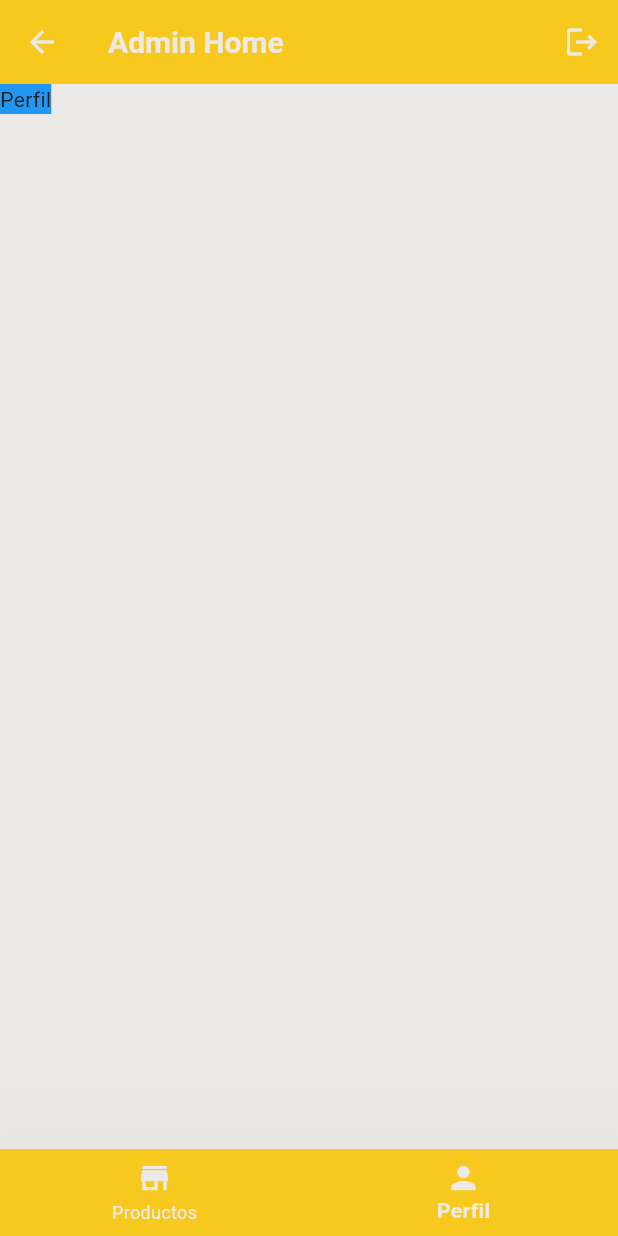
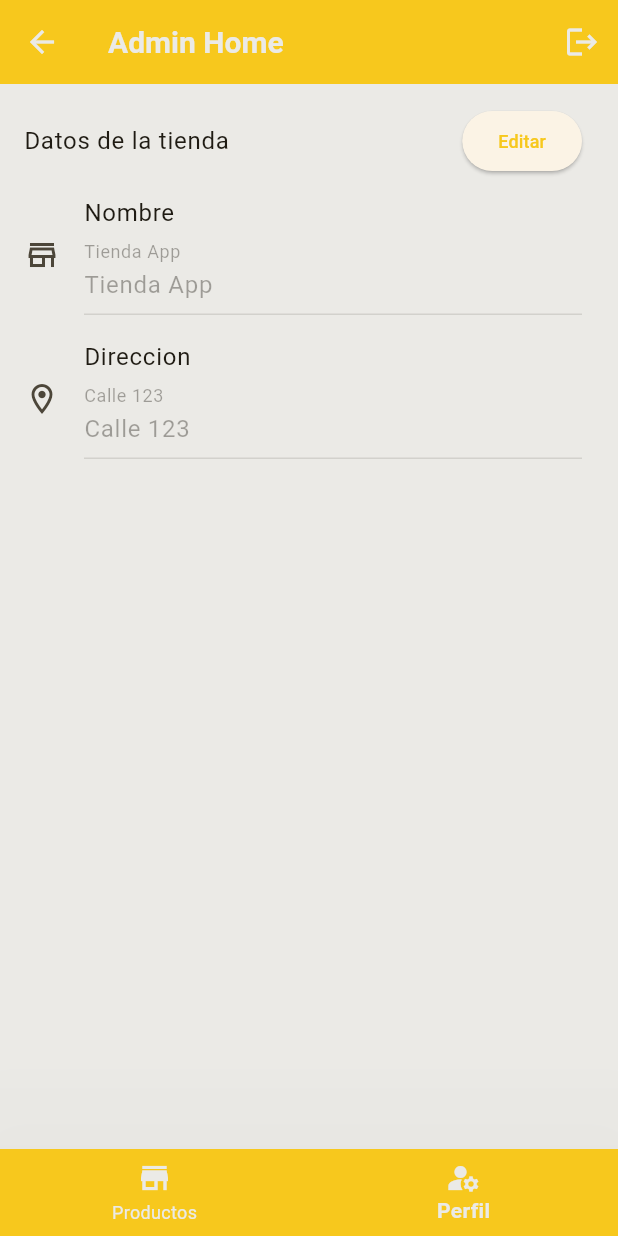
Before and after one commit to AdrianPerdomoE/mi_tienda_app, a Flutter app: the AdminHomeScreen screen opened by its route, item 2 of the bottom bar chosen, on a phone screen of 412 x 824 dp. Run offline on Flutter 3.47's test engine with Material 3 defaults, Android fonts, the light colour scheme and no system bars; our stand-ins replace cloud_firestore, file_picker, firebase_auth, firebase_core, firebase_database, firebase_storage and 1 more; accounts and stored records are empty; network calls fail.

Commit message:
feature: se implementa una vista provisional del perfil del admin, se implementa seccion de info de la tienda editable, pendiente, cambiar tema de la tienda y gestion de distribuidores

```diff
--- a/lib/views/screens/admin/admin_home_screen.dart
+++ b/lib/views/screens/admin/admin_home_screen.dart
@@ -1,4 +1,5 @@
 import 'package:flutter/material.dart';
+import 'package:mi_tienda_app/views/screens/admin/admin_profile_screen.dart';
 //widgets
 import "../../widgets/logout_button.dart";
 
@@ -16,10 +17,7 @@ class _AdminHomeScreenState extends State<AdminHomeScreen> {
       color: Colors.red,
       child: const Text("Productos"),
     ),
-    Container(
-      color: Colors.blue,
-      child: const Text("Perfil"),
-    ),
+    const AdminProfileScreen()
   ];
 
   @override
@@ -42,7 +40,7 @@ class _AdminHomeScreenState extends State<AdminHomeScreen> {
               label: "Productos",
             ),
             BottomNavigationBarItem(
-              icon: Icon(Icons.person),
+              icon: Icon(Icons.manage_accounts),
               label: "Perfil",
             ),
           ],
--- /dev/null
+++ b/lib/views/screens/admin/admin_profile_screen.dart
@@ -0,0 +1,62 @@
+import 'package:flutter/material.dart';
+import 'package:mi_tienda_app/controllers/providers/app__data_provider.dart';
+import 'package:mi_tienda_app/views/widgets/section_togglable_field.dart';
+import 'package:provider/provider.dart';
+
+class AdminProfileScreen extends StatefulWidget {
+  const AdminProfileScreen({super.key});
+
+  @override
+  State<AdminProfileScreen> createState() => _AdminProfileScreenState();
+}
+
+class _AdminProfileScreenState extends State<AdminProfileScreen> {
+  late AppDataProvider _appDataProvider;
+  final TextEditingController _nameController = TextEditingController();
+  final TextEditingController _addressController = TextEditingController();
+  bool _isEditingStorageData = false;
+  @override
+  Widget build(BuildContext context) {
+    _appDataProvider = context.watch<AppDataProvider>();
+
+    return Padding(
+        padding: const EdgeInsets.only(bottom: 40, top: 10),
+        child: ListView(children: [_buildStoreDataSection()]));
+  }
+
+  _buildStoreDataSection() {
+    return Section(
+      onPressed: () {
+        setState(() {
+          _isEditingStorageData = !_isEditingStorageData;
+        });
+      },
+      title: "Datos de la tienda",
+      isEditing: _isEditingStorageData,
+      update: () {
+        _appDataProvider.changeAppData(
+            _nameController.text, _addressController.text);
+      },
+      children: [
+        TogglableField(
+          label: "Nombre",
+          icon: Icons.store_mall_directory_outlined,
+          value: _appDataProvider.appName,
+          controller: _nameController,
+          isEditing: _isEditingStorageData,
+        ),
+        TogglableField(
+          label: "Direccion",
+          icon: Icons.location_on_outlined,
+          value: _appDataProvider.address,
+          controller: _addressController,
+          isEditing: _isEditingStorageData,
+        ),
+      ],
+    );
+  }
+}
+
+
+//TODO implementar la seccion para seleccionar el tema de la tienda y actualizarlo
+//TODO implementar la seccion para administrar los distribuidores
--- a/lib/views/widgets/section_togglable_field.dart
+++ b/lib/views/widgets/section_togglable_field.dart
@@ -1,7 +1,8 @@
 import 'package:flutter/material.dart';
+
 class Section extends StatefulWidget {
   final String title;
-  final List<Widget> children;
+  final List<TogglableField> children;
   final Function? onPressed;
   final bool? isEditing;
   final Function? update;
```
Also changed, not shown: lib/controllers/providers/app__data_provider.dart (+9 -12 lines), lib/controllers/services/cloud_storage_service.dart (+17 -2 lines), lib/controllers/services/distributor_database_service.dart (added, +87 -0 lines), lib/models/category.dart (+9 -0 lines), lib/models/comment.dart (+8 -0 lines), lib/models/distributor.dart (+20 -9 lines).
